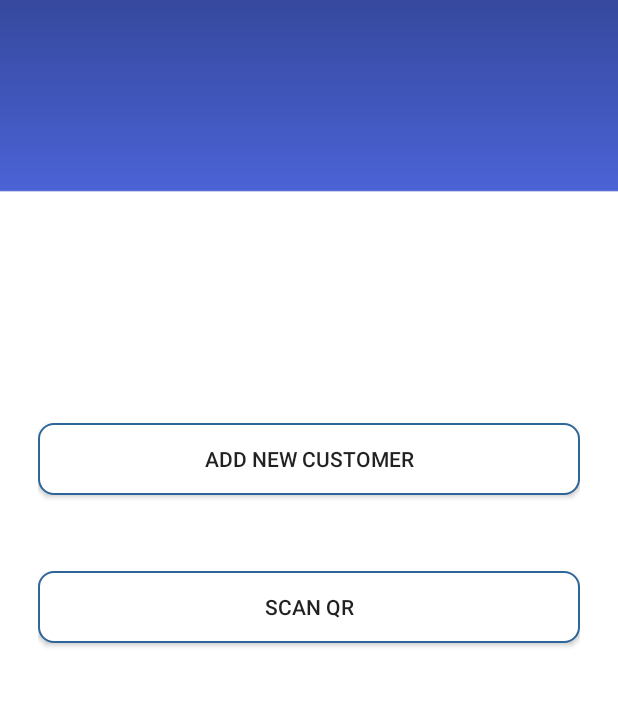
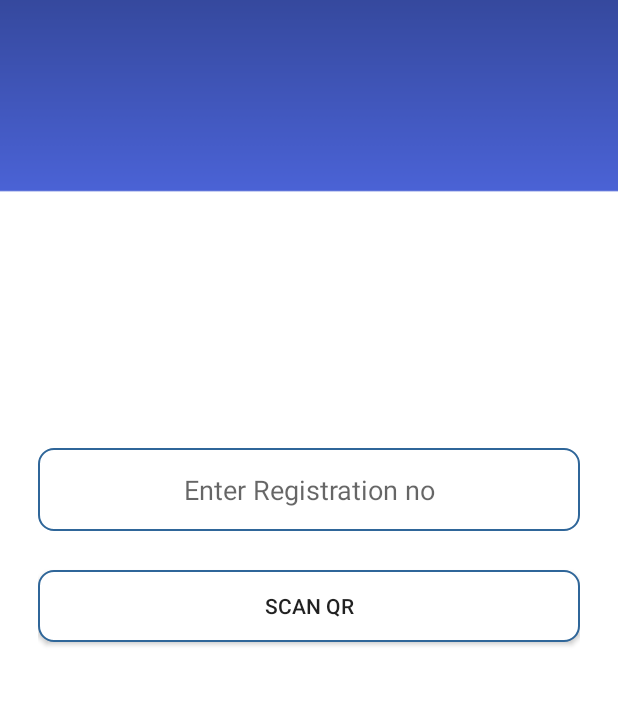
Before and after one commit to harshvardhanpatil/VimalJagruti, an Android app: the SelectOptionActivity screen opened directly, with no data from a screen before it, on a phone screen of 412 x 824 dp, the part 195-902 px from its top. Run offline under Robolectric (Android 15) with nearby library versions, the phone set to English and light mode, and no system bars; 2 statements that could not run were skipped.

Commit message:
Merge branch 'master' of C:\Users\007ha\AndroidStudioProjects\VimalJagruti with conflicts.

```diff
--- a/app/src/main/res/layout/activity_select_option.xml
+++ b/app/src/main/res/layout/activity_select_option.xml
@@ -5,7 +5,7 @@
     android:layout_width="match_parent"
     android:layout_height="match_parent"
     android:orientation="vertical"
-    tools:context=".SelectOptionActivity"
+    tools:context=".CarAvailability"
     android:background="@drawable/bgapps"
     >
     <RelativeLayout
@@ -40,14 +40,24 @@
             android:layout_alignParentBottom="true"
             android:layout_marginBottom="200dp"
             >
-            <Button
-                android:id="@+id/createNew"
+
+            <EditText
+                android:id="@+id/customRegistraionEditText"
                 android:layout_width="match_parent"
                 android:layout_height="wrap_content"
-                android:layout_alignParentBottom="true"
                 android:background="@drawable/rounded_edittext"
-                android:text="Add new Customer"
-                android:layout_marginVertical="25dp"/>
+                android:hint="Enter Registration no"
+                android:padding="15dp"
+                android:textAlignment="center"
+                />
+<!--            <Button-->
+<!--                android:id="@+id/createNew"-->
+<!--                android:layout_width="match_parent"-->
+<!--                android:layout_height="wrap_content"-->
+<!--                android:layout_alignParentBottom="true"-->
+<!--                android:background="@drawable/rounded_edittext"-->
+<!--                android:text="Add new Customer"-->
+<!--                android:layout_marginVertical="25dp"/>-->
             <Button
                 android:id="@+id/scanQR"
                 android:layout_width="match_parent"
@@ -55,9 +65,13 @@
                 android:layout_alignParentBottom="true"
                 android:background="@drawable/rounded_edittext"
                 android:text="Scan QR"
-                android:layout_marginVertical="25dp"/>
+                android:layout_marginVertical="26dp"/>
 
         </LinearLayout>
+        <LinearLayout
+            android:layout_width="wrap_content"
+            android:layout_height="wrap_content"/>
+
     </RelativeLayout>
 
 </LinearLayout>
```
